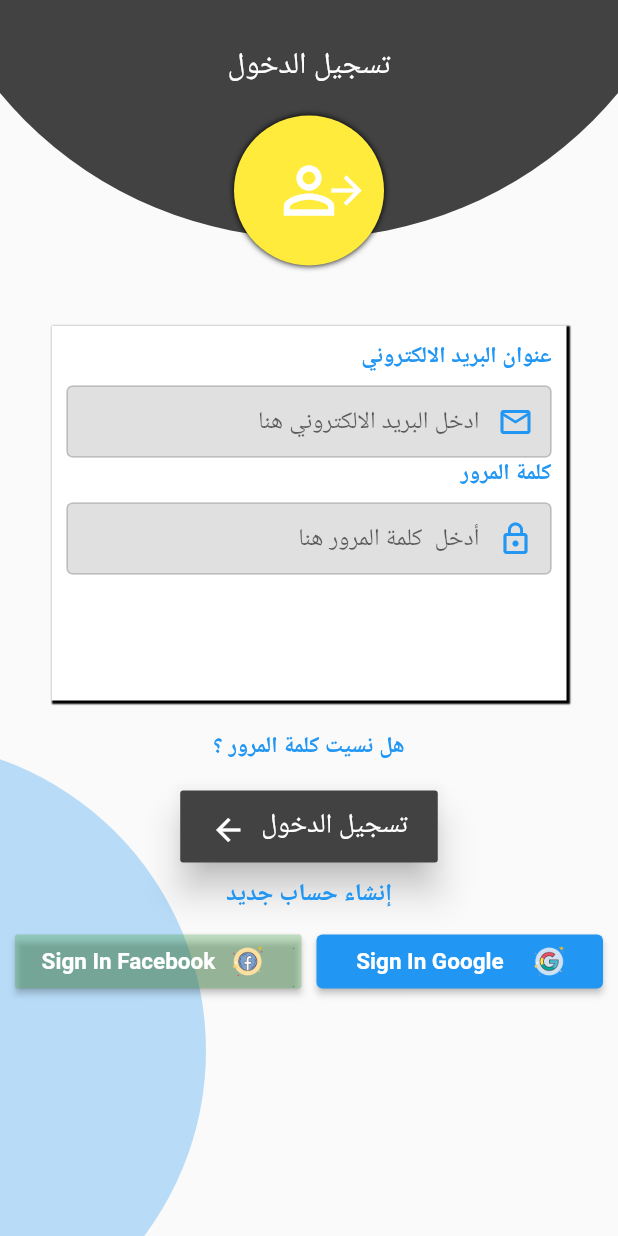
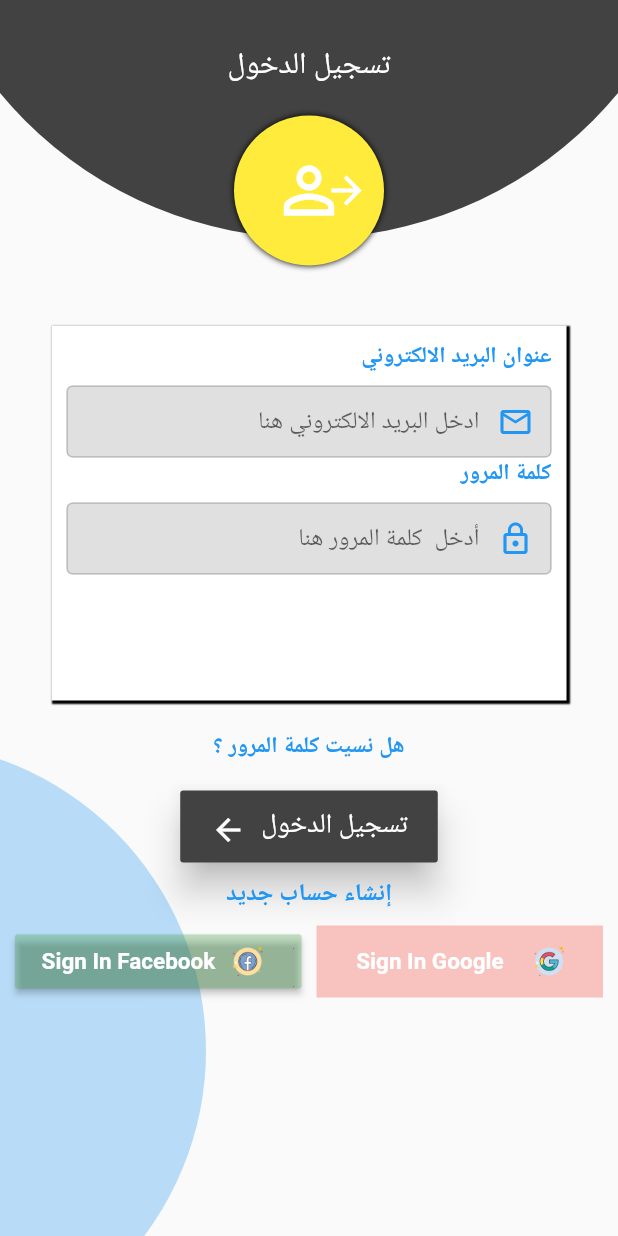
Before and after one commit to 3li-3bdullah/SudaPhone, a Flutter app: the LogIn screen opened directly, on a phone screen of 412 x 824 dp. Run offline on Flutter 3.47's test engine with Material 2 defaults, Android fonts, the phone set to English and light mode, and no system bars; our stand-ins replace carousel_slider, get, smooth_page_indicator.

Commit message:
Added some edited

```diff
--- a/lib/pages/login.dart
+++ b/lib/pages/login.dart
@@ -210,7 +210,7 @@ class LogInState extends State<LogIn> {
                           showsignin
                               ? Directionality(
                                   textDirection: TextDirection.ltr,
-                                  child: Row(children: <Widget>[
+                                  child: Row(children: [
                                     Padding(padding: EdgeInsets.only(right: 10)),
                                     Expanded(
                                         child: RaisedButton(
@@ -236,10 +236,10 @@ class LogInState extends State<LogIn> {
                                             onPressed: () {})),
                                     Padding(padding: EdgeInsets.only(right: 10)),
                                     Expanded(
-                                        child: ElevatedButton(
-                                          //  child: Container(color:Colors.red.withOpacity(0.3)),
+                                        child: Material(
+                                           color:Colors.red.withOpacity(0.3),
+                                            child: MaterialButton(
                                               child: Row(
-
                                                 mainAxisAlignment: MainAxisAlignment.center,
                                                 children: [
                                                   Expanded(
@@ -256,7 +256,9 @@ class LogInState extends State<LogIn> {
                                                    child: Image.asset("example/images/social/google.png", width: 25, height: 25)),
                                                 ],
                                               ),
-                                            onPressed: () {})),
+                                              onPressed: (){},
+                                            ),
+                                           )),
                                     Padding(padding: EdgeInsets.only(right: 10)),
                                   ]),
                                 )
```
Lines whose indentation alone changed are shown as unchanged.
